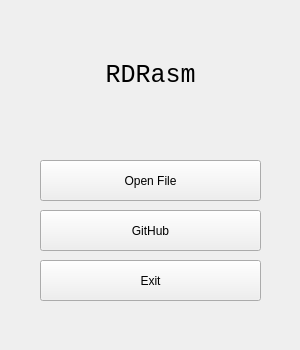
connor-ms/RDRasm, file src/widgets/launchscreen.ui: the form before one commit.
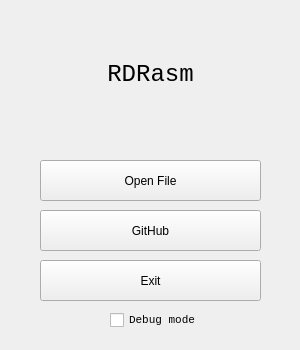
The form after the commit.

The edit to the form file:
```diff
--- a/src/widgets/launchscreen.ui
+++ b/src/widgets/launchscreen.ui
@@ -43,7 +43,7 @@
    <property name="font">
     <font>
      <family>Consolas</family>
-     <pointsize>19</pointsize>
+     <pointsize>18</pointsize>
     </font>
    </property>
    <property name="text">
@@ -92,6 +92,25 @@
     <string>Exit</string>
    </property>
   </widget>
+  <widget class="QCheckBox" name="cbDebug">
+   <property name="geometry">
+    <rect>
+     <x>110</x>
+     <y>310</y>
+     <width>91</width>
+     <height>20</height>
+    </rect>
+   </property>
+   <property name="font">
+    <font>
+     <family>Consolas</family>
+     <pointsize>8</pointsize>
+    </font>
+   </property>
+   <property name="text">
+    <string>Debug mode</string>
+   </property>
+  </widget>
  </widget>
  <resources/>
  <connections/>
```
